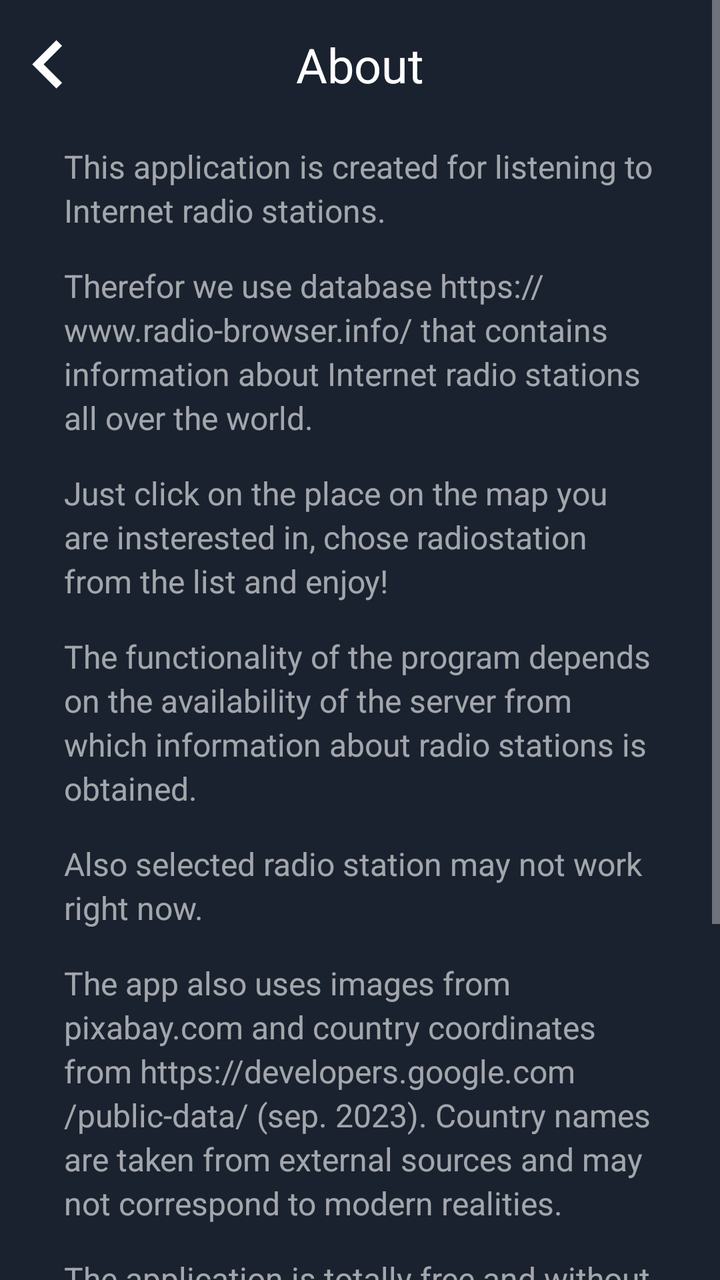
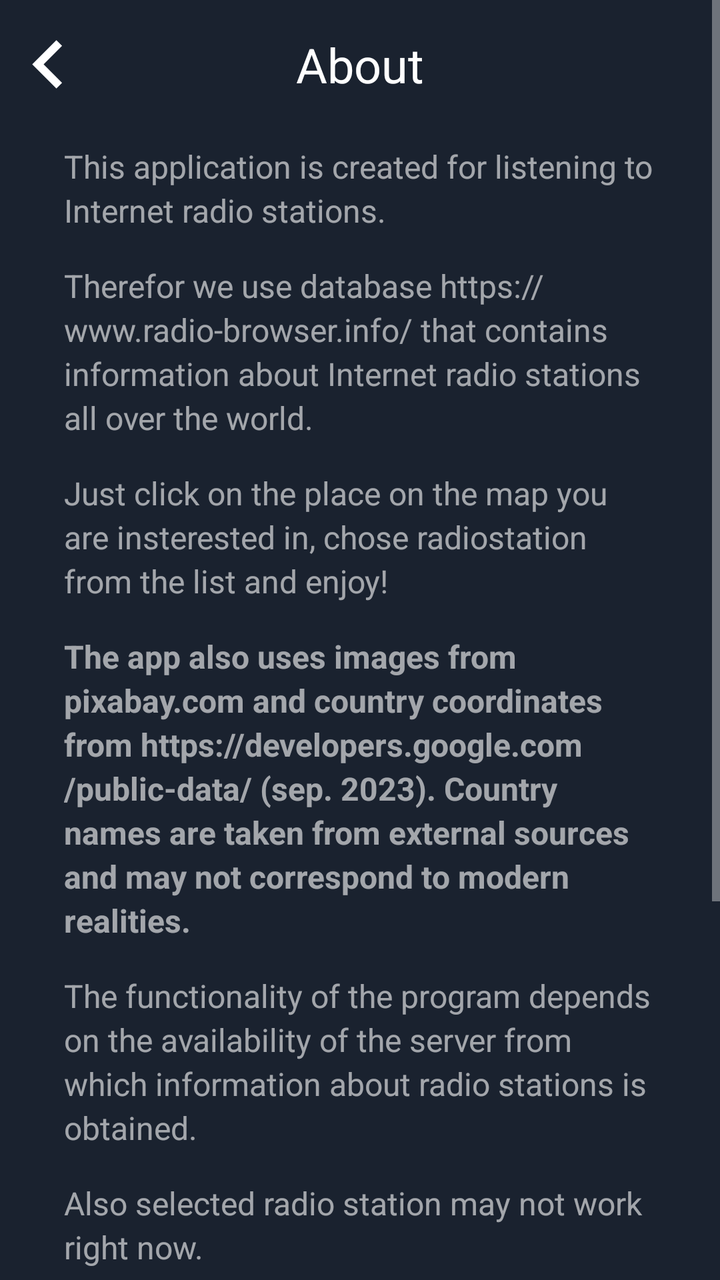

Screens rendered from an Android XML layout before and after an edit, with the pre-edit source and the edit as a unified diff.
<!-- AndroidManifest.xml: application theme Theme.RadioJourney -->
<!-- res/layout/layout_settings.xml -->
<?xml version="1.0" encoding="utf-8"?>
<ScrollView xmlns:android="http://schemas.android.com/apk/res/android"
    xmlns:app="http://schemas.android.com/apk/res-auto"
    xmlns:tools="http://schemas.android.com/tools"
    android:layout_width="match_parent"
    android:layout_height="match_parent"
    android:fillViewport="true">

    <androidx.constraintlayout.widget.ConstraintLayout
        android:layout_width="match_parent"
        android:layout_height="wrap_content"
        android:background="@color/background">


        <LinearLayout
            android:id="@+id/linear_settingsTitle"
            android:layout_width="match_parent"
            android:layout_height="wrap_content"
            android:orientation="horizontal"
            app:layout_constraintEnd_toEndOf="parent"
            app:layout_constraintStart_toStartOf="parent"
            app:layout_constraintTop_toTopOf="parent"
            app:layout_constraintVertical_chainStyle="packed">

            <androidx.appcompat.widget.AppCompatImageView
                android:id="@+id/image_arrowBack"
                android:layout_width="48dp"
                android:layout_height="match_parent"
                android:paddingTop="@dimen/space_small"
                android:paddingBottom="@dimen/space_small"
                android:scaleType="centerCrop"
                android:src="@drawable/ic_baseline_navigate_before_24_white" />

            <androidx.appcompat.widget.AppCompatTextView
                android:id="@+id/text_myFavorites_title"
                style="@style/login_title"
                android:layout_width="0dp"
                android:layout_height="wrap_content"
                android:layout_weight="1"
                android:gravity="center"
                android:padding="@dimen/space_beforeOrAfterElement"
                android:text="@string/settings_tittle2" />

            <androidx.appcompat.widget.AppCompatImageView
                android:layout_width="48dp"
                android:layout_height="match_parent"
                android:paddingTop="@dimen/space_small"
                android:paddingBottom="@dimen/space_small" />
        </LinearLayout>

        <LinearLayout
            android:id="@+id/linear_textAbout"
            android:layout_width="match_parent"
            android:layout_height="wrap_content"
            android:gravity="start"
            android:orientation="vertical"
            android:paddingStart="@dimen/space_32"
            android:paddingTop="@dimen/space_small"
            android:paddingEnd="@dimen/space_32"
            android:paddingBottom="@dimen/space_32"
            app:layout_constraintEnd_toEndOf="parent"
            app:layout_constraintStart_toStartOf="parent"
            app:layout_constraintTop_toBottomOf="@+id/linear_settingsTitle">

            <androidx.appcompat.widget.AppCompatTextView
                android:id="@+id/text_about1"
                style="@style/login_bottom"
                android:layout_width="wrap_content"
                android:layout_height="wrap_content"
                android:layout_gravity="center_vertical"
                android:paddingBottom="@dimen/space_beforeOrAfterElement"
                android:text="@string/settings_text1" />

            <androidx.appcompat.widget.AppCompatTextView
                android:id="@+id/text_about2"
                style="@style/login_bottom"
                android:layout_width="wrap_content"
                android:layout_height="wrap_content"
                android:layout_gravity="center_vertical"
                android:paddingBottom="@dimen/space_beforeOrAfterElement"
                android:text="@string/settings_text2" />

            <androidx.appcompat.widget.AppCompatTextView
                android:id="@+id/text_about3"
                style="@style/login_bottom"
                android:layout_width="wrap_content"
                android:layout_height="wrap_content"
                android:layout_gravity="center_vertical"
                android:paddingBottom="@dimen/space_beforeOrAfterElement"
                android:text="@string/settings_text3" />

            
            <androidx.appcompat.widget.AppCompatTextView
                android:id="@+id/text_aboutServer"
                style="@style/login_bottom"
                android:layout_width="wrap_content"
                android:layout_height="wrap_content"
                android:layout_gravity="center_vertical"
                android:paddingBottom="@dimen/space_beforeOrAfterElement"
                android:text="@string/first_screen_text3" />

            <androidx.appcompat.widget.AppCompatTextView
                android:id="@+id/text_aboutMayNotWork"
                style="@style/login_bottom"
                android:layout_width="wrap_content"
                android:layout_height="wrap_content"
                android:layout_gravity="center_vertical"
                android:paddingBottom="@dimen/space_beforeOrAfterElement"
                android:text="@string/homeRadio_mayNotWork" />

            <androidx.appcompat.widget.AppCompatTextView
                android:id="@+id/text_about4"
                style="@style/login_bottom"
                android:layout_width="wrap_content"
                android:layout_height="wrap_content"
                android:layout_gravity="center_vertical"
                android:paddingBottom="@dimen/space_beforeOrAfterElement"
                android:text="@string/settings_text4" />

            <androidx.appcompat.widget.AppCompatTextView
                android:id="@+id/text_about5"
                style="@style/login_bottom"
                android:layout_width="wrap_content"
                android:layout_height="wrap_content"
                android:layout_gravity="center_vertical"
                android:text="@string/settings_text5" />
        </LinearLayout>

        <LinearLayout
            android:id="@+id/linear_saveToGoogleSettings"
            android:layout_width="match_parent"
            android:layout_height="wrap_content"
            android:gravity="start"
            android:orientation="horizontal"
            android:paddingStart="@dimen/space_32"
            android:paddingTop="@dimen/space_beforeOrAfterElement"
            android:paddingEnd="@dimen/space_32"
            android:paddingBottom="@dimen/space_beforeOrAfterElement"
            android:visibility="gone"
            app:layout_constraintEnd_toEndOf="parent"
            app:layout_constraintStart_toStartOf="parent"
            app:layout_constraintTop_toBottomOf="@+id/linear_textAbout">

            <androidx.appcompat.widget.AppCompatImageView
                android:id="@+id/image_saveToGoogle"
                android:layout_width="40dp"
                android:layout_height="40dp"
                android:layout_marginEnd="@dimen/space_beforeOrAfterElement"
                android:scaleType="centerCrop"
                android:src="@drawable/ic_baseline_cloud_upload_24_orange" />

            <androidx.appcompat.widget.AppCompatTextView
                android:id="@+id/text_saveToGoogle"
                style="@style/login_bottom"
                android:layout_width="wrap_content"
                android:layout_height="wrap_content"
                android:layout_gravity="center_vertical"
                android:text="@string/settings_saveToGoogle" />
        </LinearLayout>

        <LinearLayout
            android:id="@+id/linear_restoreFromGoogleSettings"
            android:layout_width="match_parent"
            android:layout_height="wrap_content"
            android:gravity="start"
            android:orientation="horizontal"
            android:paddingStart="@dimen/space_32"
            android:paddingEnd="@dimen/space_32"
            android:paddingBottom="@dimen/space_beforeOrAfterElement"
            android:visibility="gone"
            app:layout_constraintEnd_toEndOf="parent"
            app:layout_constraintStart_toStartOf="parent"
            app:layout_constraintTop_toBottomOf="@+id/linear_saveToGoogleSettings">

            <androidx.appcompat.widget.AppCompatImageView
                android:id="@+id/image_restoreFromGoogle"
                android:layout_width="40dp"
                android:layout_height="40dp"
                android:layout_marginEnd="@dimen/space_beforeOrAfterElement"
                android:scaleType="centerCrop"
                android:src="@drawable/ic_baseline_cloud_download_24_orange" />

            <androidx.appcompat.widget.AppCompatTextView
                android:id="@+id/text_restoreFromGoogle"
                style="@style/login_bottom"
                android:layout_width="wrap_content"
                android:layout_height="wrap_content"
                android:layout_gravity="center_vertical"
                android:text="@string/settings_restoreFromGoogle" />
        </LinearLayout>

        <LinearLayout
            android:id="@+id/linear_saveToLocalStorageSettings"
            android:layout_width="match_parent"
            android:layout_height="wrap_content"
            android:gravity="start"
            android:orientation="horizontal"
            android:paddingStart="@dimen/space_32"
            android:paddingEnd="@dimen/space_32"
            android:paddingBottom="@dimen/space_beforeOrAfterElement"
            android:visibility="gone"
            app:layout_constraintEnd_toEndOf="parent"
            app:layout_constraintStart_toStartOf="parent"
            app:layout_constraintTop_toBottomOf="@+id/linear_restoreFromGoogleSettings">

            <androidx.appcompat.widget.AppCompatImageView
                android:id="@+id/image_saveToLocalStorage"
                android:layout_width="40dp"
                android:layout_height="40dp"
                android:layout_marginEnd="@dimen/space_beforeOrAfterElement"
                android:scaleType="centerCrop"
                android:src="@drawable/ic_baseline_data_saver_on_24_orange" />

            <androidx.appcompat.widget.AppCompatTextView
                android:id="@+id/text_saveToLocalStorage"
                style="@style/login_bottom"
                android:layout_width="wrap_content"
                android:layout_height="wrap_content"
                android:layout_gravity="center_vertical"
                android:text="@string/settings_saveToLocalStorage" />
        </LinearLayout>

        <LinearLayout
            android:id="@+id/linear_restoreFromLocalStorageSettings"
            android:layout_width="match_parent"
            android:layout_height="wrap_content"
            android:gravity="start"
            android:orientation="horizontal"
            android:paddingStart="@dimen/space_32"
            android:paddingEnd="@dimen/space_32"
            android:paddingBottom="@dimen/space_beforeOrAfterElement"
            android:visibility="gone"
            app:layout_constraintEnd_toEndOf="parent"
            app:layout_constraintStart_toStartOf="parent"
            app:layout_constraintTop_toBottomOf="@+id/linear_saveToLocalStorageSettings">

            <androidx.appcompat.widget.AppCompatImageView
                android:id="@+id/image_restoreFromLocalStorage"
                android:layout_width="40dp"
                android:layout_height="40dp"
                android:layout_marginEnd="@dimen/space_beforeOrAfterElement"
                android:scaleType="centerCrop"
                android:src="@drawable/ic_baseline_restore_24_orange" />

            <androidx.appcompat.widget.AppCompatTextView
                android:id="@+id/text_restoreFromLocalStorage"
                style="@style/login_bottom"
                android:layout_width="wrap_content"
                android:layout_height="wrap_content"
                android:layout_gravity="center_vertical"
                android:text="@string/settings_restoreLocalStorage" />
        </LinearLayout>

        <LinearLayout
            android:id="@+id/linear_forCoffee"
            android:layout_width="match_parent"
            android:layout_height="wrap_content"
            android:gravity="start"
            android:orientation="horizontal"
            android:paddingStart="@dimen/space_32"
            android:paddingEnd="@dimen/space_32"
            android:paddingBottom="@dimen/space_beforeOrAfterElement"
            app:layout_constraintEnd_toEndOf="parent"
            app:layout_constraintStart_toStartOf="parent"
            app:layout_constraintTop_toBottomOf="@+id/linear_restoreFromLocalStorageSettings">

            <androidx.appcompat.widget.AppCompatImageView
                android:id="@+id/image_forCoffee"
                android:layout_width="40dp"
                android:layout_height="40dp"
                android:layout_marginEnd="@dimen/space_beforeOrAfterElement"
                android:scaleType="centerCrop"
                android:src="@drawable/ic_baseline_coffee_24_orange" />

            <androidx.appcompat.widget.AppCompatTextView
                android:id="@+id/text_forCoffee"
                style="@style/login_bottom"
                android:layout_width="wrap_content"
                android:layout_height="wrap_content"
                android:layout_gravity="center_vertical"
                android:text="@string/settings_coffee" />
        </LinearLayout>

        <androidx.appcompat.widget.AppCompatImageView
            android:id="@+id/image_block"
            android:layout_width="16dp"
            android:layout_height="16dp"
            android:scaleType="centerCrop"
            app:layout_constraintBottom_toTopOf="@+id/text_mail"
            app:layout_constraintEnd_toEndOf="parent"
            app:layout_constraintStart_toStartOf="parent"
            app:layout_constraintTop_toBottomOf="@+id/linear_forCoffee" />

        <androidx.appcompat.widget.AppCompatTextView
            android:id="@+id/text_mail"
            style="@style/login_bottom_small"
            android:layout_width="wrap_content"
            android:layout_height="wrap_content"
            android:paddingStart="@dimen/space_beforeOrAfterElement"
            android:paddingTop="@dimen/space_beforeOrAfterElement"
            android:paddingEnd="@dimen/space_beforeOrAfterElement"
            android:paddingBottom="0dp"
            android:text="@string/settings_textMail"
            android:textAlignment="center"
            app:layout_constraintBottom_toTopOf="@+id/mail"
            app:layout_constraintEnd_toEndOf="parent"
            app:layout_constraintStart_toStartOf="parent" />

        <androidx.appcompat.widget.AppCompatTextView
            android:id="@+id/mail"
            style="@style/login_bottom_orange_small"
            android:layout_width="wrap_content"
            android:layout_height="wrap_content"
            android:paddingStart="@dimen/space_beforeOrAfterElement"
            android:paddingTop="@dimen/space_small"
            android:paddingEnd="@dimen/space_beforeOrAfterElement"
            android:paddingBottom="@dimen/space_32"
            android:text="@string/settings_mail"
            android:textAlignment="center"
            app:layout_constraintBottom_toTopOf="@+id/pixabay"
            app:layout_constraintEnd_toEndOf="parent"
            app:layout_constraintStart_toStartOf="parent" />

        <androidx.appcompat.widget.AppCompatTextView
            android:id="@+id/pixabay"
            style="@style/login_bottom_small"
            android:layout_width="wrap_content"
            android:layout_height="wrap_content"
            android:padding="@dimen/space_beforeOrAfterElement"
            android:text="@string/settings_pixabay"
            android:textAlignment="center"
            android:visibility="gone"
            app:layout_constraintBottom_toBottomOf="parent"
            app:layout_constraintEnd_toEndOf="parent"
            app:layout_constraintStart_toStartOf="parent" />

        
        <FrameLayout
            android:id="@+id/frameLayout"
            android:layout_width="match_parent"
            android:layout_height="match_parent"
            android:background="@color/black_transparent_22"
            android:visibility="gone" />

        <ProgressBar
            android:id="@+id/progressCircular"
            android:layout_width="wrap_content"
            android:layout_height="wrap_content"
            android:visibility="gone"
            app:layout_constraintBottom_toBottomOf="parent"
            app:layout_constraintHorizontal_bias="0.5"
            app:layout_constraintLeft_toLeftOf="parent"
            app:layout_constraintRight_toRightOf="parent"
            app:layout_constraintTop_toTopOf="parent" />

    </androidx.constraintlayout.widget.ConstraintLayout>

</ScrollView>
<!-- resources referenced by this layout -->
<resources>
  <color name="background">#1A222F</color>
  <color name="black_transparent_22">#39000000</color>
  <dimen name="space_32">32dp</dimen>
  <dimen name="space_beforeOrAfterElement">16dp</dimen>
  <dimen name="space_small">8dp</dimen>
  <string name="first_screen_text3">The functionality of the program depends on the availability of the server from which information about radio stations is obtained.</string>
  <string name="homeRadio_mayNotWork">Also selected radio station may not work right now.</string>
  <string name="settings_coffee">Support the project (Boosty)</string>
  <string name="settings_mail">gartel.av@gmail.com</string>
  <string name="settings_pixabay">The app uses images from pixabay.com</string>
  <string name="settings_restoreFromGoogle">Restore from Google Drive</string>
  <string name="settings_restoreLocalStorage">Restore from local storage</string>
  <string name="settings_saveToGoogle">Save to Google Drive</string>
  <string name="settings_saveToLocalStorage">Save to local storage</string>
  <string name="settings_text1">This application is created for listening to Internet radio stations.</string>
  <string name="settings_text2">Therefor we use database https://www.radio-browser.info/ that contains information about Internet radio stations all over the world.</string>
  <string name="settings_text3">Just click on the place on the map you are insterested in, chose radiostation from the list and enjoy!</string>
  <string name="settings_text4">The app also uses images from pixabay.com and country coordinates from https://developers.google.com/public-data/ (sep. 2023). Country names are taken from external sources and may not correspond to modern realities.</string>
  <string name="settings_text5">The application is totally free and without ads. Therefore, I will be pleased if you support me:</string>
  <string name="settings_textMail">Mail for your feedbacks</string>
  <string name="settings_tittle2">About</string>
  <style name="login_bottom_orange_small" parent="@style/login_bottom_orange">
          <item name="android:textSize">12sp</item>
      </style>
  <style name="login_bottom_small" parent="@style/login_bottom">
          <item name="android:textSize">12sp</item>
      </style>
  <style name="Theme.RadioJourney" parent="Theme.MaterialComponents.NoActionBar">
          
          <item name="colorPrimary">@color/bright_orange</item>
          <item name="colorPrimaryVariant">@color/orange</item>
          <item name="colorOnPrimary">@color/white</item>
          
          <item name="colorSecondary">@color/teal_200</item>
          <item name="colorSecondaryVariant">@color/teal_700</item>
          <item name="colorOnSecondary">@color/black</item>
          
          <item name="android:statusBarColor" tools:targetApi="l">?attr/colorPrimaryVariant</item>
          
          <item name="fontFamily">@font/comfortaa_variable_font_wght</item>
          <item name="shapeAppearanceSmallComponent">@style/ShapeAppearance.MyApp.SmallComponent
          </item>
          <item name="shapeAppearanceMediumComponent">@style/ShapeAppearance.MyApp.MediumComponent
          </item>
          <item name="shapeAppearanceLargeComponent">@style/ShapeAppearance.MyApp.LargeComponent
          </item>
          
          <item name="windowActionBar">false</item>
          <item name="windowNoTitle">true</item>
          
          <item name="materialAlertDialogTheme">@style/ThemeOverlay.RadioJourney.AlertDialog</item>
      </style>
  <color name="white">#FFFFFFFF</color>
  <color name="bright_orange">#FF9800</color>
  <color name="orange">#FF7A22</color>
  <color name="teal_200">#FF03DAC5</color>
  <color name="teal_700">#FF018786</color>
  <color name="black">#FF000000</color>
  <color name="white_transparent_60">#99FFFFFF</color>
  <color name="white_transparent_80">#CCFFFFFF</color>
  <!-- unchanged entries left out for length: 17 -->
</resources>

<!-- the commit's change to res/layout/layout_settings.xml (unified diff, before → after) -->
@@ -89,6 +89,17 @@
                 android:paddingBottom="@dimen/space_beforeOrAfterElement"
                 android:text="@string/settings_text3" />
 
+            <androidx.appcompat.widget.AppCompatTextView
+                android:id="@+id/text_about4"
+                style="@style/login_bottom"
+                android:layout_width="wrap_content"
+                android:layout_height="wrap_content"
+                android:layout_gravity="center_vertical"
+                android:textStyle="bold"
+                app:fontWeight="800"
+                android:paddingBottom="@dimen/space_beforeOrAfterElement"
+                android:text="@string/settings_text4" />
+
             
             <androidx.appcompat.widget.AppCompatTextView
                 android:id="@+id/text_aboutServer"
@@ -107,15 +118,6 @@
                 android:layout_gravity="center_vertical"
                 android:paddingBottom="@dimen/space_beforeOrAfterElement"
                 android:text="@string/homeRadio_mayNotWork" />
-
-            <androidx.appcompat.widget.AppCompatTextView
-                android:id="@+id/text_about4"
-                style="@style/login_bottom"
-                android:layout_width="wrap_content"
-                android:layout_height="wrap_content"
-                android:layout_gravity="center_vertical"
-                android:paddingBottom="@dimen/space_beforeOrAfterElement"
-                android:text="@string/settings_text4" />
 
             <androidx.appcompat.widget.AppCompatTextView
                 android:id="@+id/text_about5"
<!-- resource entries referenced after the edit -->
@@ -39,6 +39,8 @@
           
           <item name="android:statusBarColor" tools:targetApi="l">?attr/colorPrimaryVariant</item>
           
+          <item name="android:navigationBarColor">?attr/colorPrimaryVariant</item>
+          
           <item name="fontFamily">@font/comfortaa_variable_font_wght</item>
           <item name="shapeAppearanceSmallComponent">@style/ShapeAppearance.MyApp.SmallComponent
           </item>
